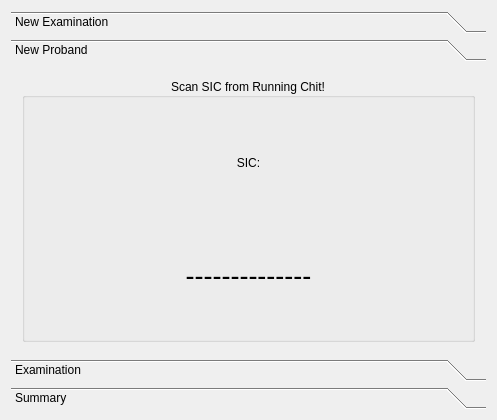
The window that mainwidget.ui (samuelohterion/VisusTestWrapper) describes before a commit, drawn with Qt 5.
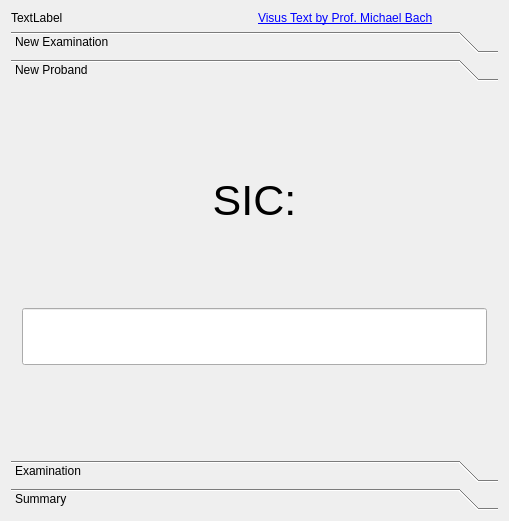
The same window after the commit. The open tabs and pages were chosen to show the change.

```diff
--- a/mainwidget.ui
+++ b/mainwidget.ui
@@ -6,15 +6,38 @@
    <rect>
     <x>0</x>
     <y>0</y>
-    <width>497</width>
-    <height>420</height>
+    <width>509</width>
+    <height>521</height>
    </rect>
   </property>
   <property name="windowTitle">
    <string>Visus Test Wrapper</string>
   </property>
   <layout class="QGridLayout" name="gridLayout">
+   <item row="0" column="1">
+    <widget class="QLabel" name="label">
+     <property name="text">
+      <string>&lt;a href=&quot;www.michaelbach.de/misc/fat1/index-de.html&quot;&gt;Visus Text by Prof. Michael Bach&lt;/a&gt;</string>
+     </property>
+    </widget>
+   </item>
    <item row="0" column="0">
+    <widget class="QLabel" name="label_2">
+     <property name="text">
+      <string>TextLabel</string>
+     </property>
+     <property name="textFormat">
+      <enum>Qt::RichText</enum>
+     </property>
+     <property name="openExternalLinks">
+      <bool>true</bool>
+     </property>
+     <property name="textInteractionFlags">
+      <set>Qt::TextBrowserInteraction</set>
+     </property>
+    </widget>
+   </item>
+   <item row="2" column="0" colspan="2">
     <widget class="QToolBox" name="toolBox">
      <property name="currentIndex">
       <number>0</number>
@@ -61,52 +84,78 @@
        <rect>
         <x>0</x>
         <y>0</y>
-        <width>479</width>
-        <height>266</height>
+        <width>491</width>
+        <height>341</height>
        </rect>
       </property>
       <attribute name="label">
        <string>New Proband</string>
       </attribute>
       <layout class="QGridLayout" name="gridLayout_5">
+       <item row="1" column="0">
+        <widget class="QLabel" name="labelSICTxt">
+         <property name="font">
+          <font>
+           <pointsize>32</pointsize>
+          </font>
+         </property>
+         <property name="text">
+          <string>SIC:</string>
+         </property>
+         <property name="alignment">
+          <set>Qt::AlignCenter</set>
+         </property>
+        </widget>
+       </item>
        <item row="0" column="0">
-        <widget class="QGroupBox" name="groupBoxScanSIC">
-         <property name="title">
-          <string>Scan SIC from Running Chit!</string>
+        <spacer name="verticalSpacer_3">
+         <property name="orientation">
+          <enum>Qt::Vertical</enum>
+         </property>
+         <property name="sizeHint" stdset="0">
+          <size>
+           <width>20</width>
+           <height>40</height>
+          </size>
+         </property>
+        </spacer>
+       </item>
+       <item row="4" column="0">
+        <spacer name="verticalSpacer">
+         <property name="orientation">
+          <enum>Qt::Vertical</enum>
+         </property>
+         <property name="sizeHint" stdset="0">
+          <size>
+           <width>20</width>
+           <height>40</height>
+          </size>
+         </property>
+        </spacer>
+       </item>
+       <item row="2" column="0">
+        <spacer name="verticalSpacer_4">
+         <property name="orientation">
+          <enum>Qt::Vertical</enum>
+         </property>
+         <property name="sizeHint" stdset="0">
+          <size>
+           <width>20</width>
+           <height>40</height>
+          </size>
+         </property>
+        </spacer>
+       </item>
+       <item row="3" column="0">
+        <widget class="QLineEdit" name="lineEditSICVal">
+         <property name="font">
+          <font>
+           <pointsize>32</pointsize>
+          </font>
          </property>
          <property name="alignment">
           <set>Qt::AlignCenter</set>
          </property>
-         <layout class="QGridLayout" name="gridLayout_3">
-          <item row="0" column="0">
-           <widget class="QLabel" name="labelSICTxt">
-            <property name="text">
-             <string>SIC:</string>
-            </property>
-            <property name="alignment">
-             <set>Qt::AlignCenter</set>
-            </property>
-           </widget>
-          </item>
-          <item row="1" column="0">
-           <widget class="QLabel" name="labelSICVal">
-            <property name="font">
-             <font>
-              <pointsize>20</pointsize>
-             </font>
-            </property>
-            <property name="layoutDirection">
-             <enum>Qt::LeftToRight</enum>
-            </property>
-            <property name="text">
-             <string>--------------</string>
-            </property>
-            <property name="alignment">
-             <set>Qt::AlignCenter</set>
-            </property>
-           </widget>
-          </item>
-         </layout>
         </widget>
        </item>
       </layout>
```
Left out of the diff: 149 changed lines with no effect on the pictures.
